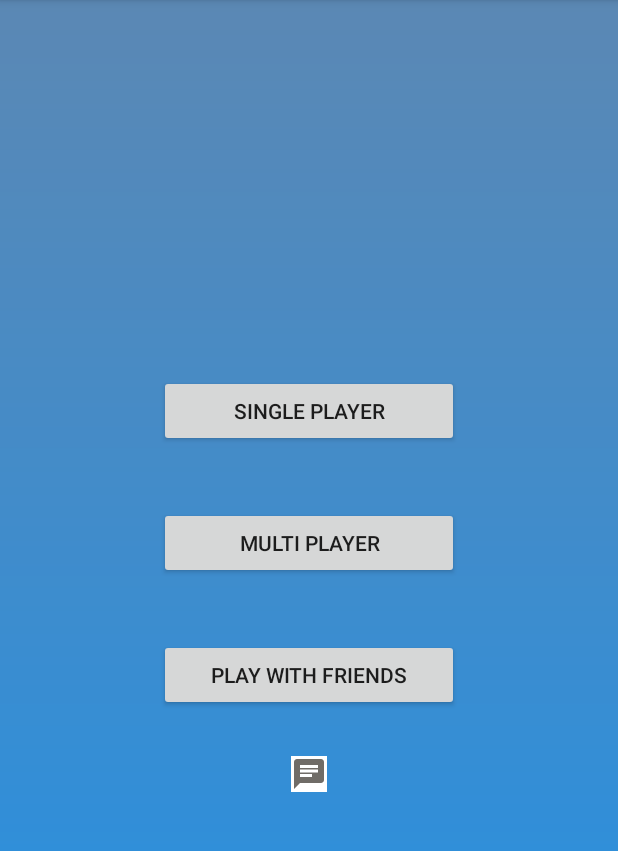
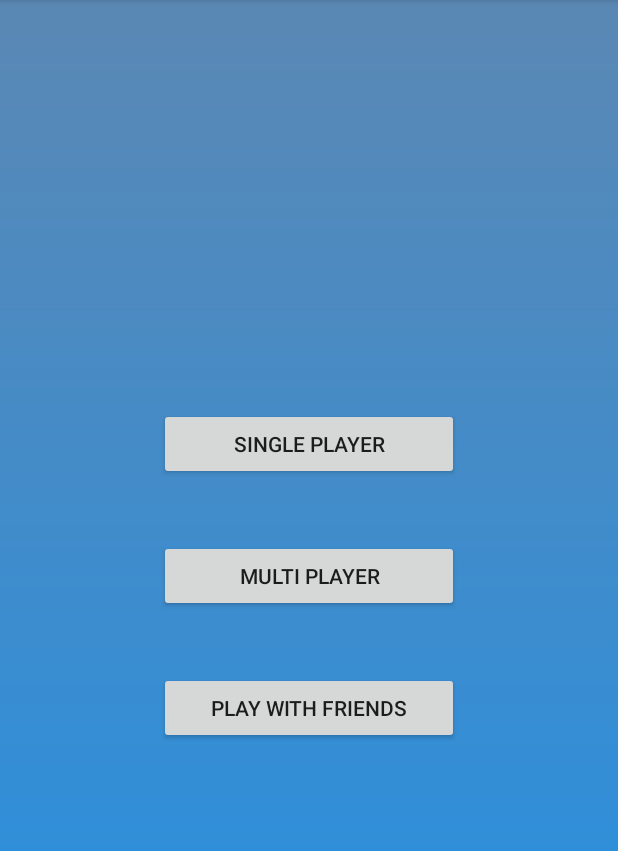
Before and after one commit to akuldr67/DotJoin, an Android app: the screen it shows after launch (MainActivity), on a phone screen of 412 x 824 dp, the part 84-935 px from its top. Run offline under Robolectric (Android 15) with nearby library versions, the phone set to English and light mode, and no system bars; our stand-ins replace Firebase (no records; nobody signed in at launch, a user with empty details on screens opened directly).

Commit message:
chat button added in online game play, currently hardcoded chat

```diff
--- a/app/src/main/java/com/example/dotjoin/Room.java
+++ b/app/src/main/java/com/example/dotjoin/Room.java
@@ -18,6 +18,7 @@ public class Room {
     private String roomStartTime;
     private String gameStartTime;
     private ArrayList<Player> players;
+    private Chat roomChat;
 
     public Room() {
     }
@@ -30,6 +31,7 @@ public class Room {
         this.game =null;
         this.roomStartTime = new Date().toString(); // ServerValue.TIMESTAMP
         this.gameStartTime = null;
+        this.roomChat = new Chat();
         players=new ArrayList<>();
         Player player = new Player(name,0,0,0,deviceToken,0,1);
         players.add(player);
@@ -72,6 +74,8 @@ public class Room {
         return players;
     }
 
+    public Chat getRoomChat() { return this.roomChat; }
+
     //setters
     public void setGame(Game game) { this.game = game; }
 
@@ -86,4 +90,6 @@ public class Room {
     public void setPlayers(ArrayList<Player> players) {
         this.players = players;
     }
+
+    public void setRoomChat(Chat roomChat) { this.roomChat = roomChat; }
 }
--- a/app/src/main/res/layout/activity_main.xml
+++ b/app/src/main/res/layout/activity_main.xml
@@ -5,27 +5,13 @@
     android:layout_width="match_parent"
     android:layout_height="match_parent"
     android:background="@drawable/main_activity_background"
-    tools:context=".MainActivity">
+    tools:context=".MainActivity"
+    >
 
-    <LinearLayout
-        android:id="@+id/LL1"
-        android:layout_width="match_parent"
-        android:layout_height="0dp"
-        app:layout_constraintVertical_weight="1"
-        app:layout_constraintLeft_toLeftOf="parent"
-        app:layout_constraintRight_toRightOf="parent"
-        app:layout_constraintTop_toTopOf="parent"
-        app:layout_constraintBottom_toTopOf="@id/LL2"
-        android:orientation="horizontal"/>
     <LinearLayout
         android:id="@+id/LL2"
         android:layout_width="match_parent"
-        android:layout_height="0dp"
-        app:layout_constraintLeft_toLeftOf="parent"
-        app:layout_constraintRight_toRightOf="parent"
-        app:layout_constraintTop_toBottomOf="@id/LL1"
-        app:layout_constraintBottom_toTopOf="@id/LL3"
-        app:layout_constraintVertical_weight="2"
+        android:layout_height="match_parent"
         android:orientation="vertical"
         android:gravity="center">
         <Button
@@ -49,24 +35,7 @@
             android:text="Play with Friends"
             android:layout_margin="20dp"
             />
-        <ImageButton
-            android:id="@+id/chat"
-            android:layout_width="wrap_content"
-            android:layout_height="wrap_content"
-            android:layout_margin="10dp"
-            android:background="#FFFFFF"
-            android:src="@drawable/ic_chat_icon" />
 
     </LinearLayout>
-    <LinearLayout
-        android:id="@+id/LL3"
-        android:layout_width="match_parent"
-        android:layout_height="0dp"
-        app:layout_constraintVertical_weight="1"
-        app:layout_constraintLeft_toLeftOf="parent"
-        app:layout_constraintRight_toRightOf="parent"
-        app:layout_constraintBottom_toBottomOf="parent"
-        app:layout_constraintTop_toBottomOf="@id/LL2"
-        android:orientation="horizontal"/>
 
 </androidx.constraintlayout.widget.ConstraintLayout>
```
Also changed, not shown: app/src/main/java/com/example/dotjoin/MainActivity.java (+1 -15 lines), app/src/main/java/com/example/dotjoin/OnlineGamePlay.java (+15 -0 lines), app/src/main/java/com/example/dotjoin/PopUpChat.java (+66 -44 lines), app/src/main/java/com/example/dotjoin/RecyclerViewAdapterForChat.java (+8 -10 lines), app/src/main/res/layout/activity_online_game_play.xml (+16 -0 lines).
